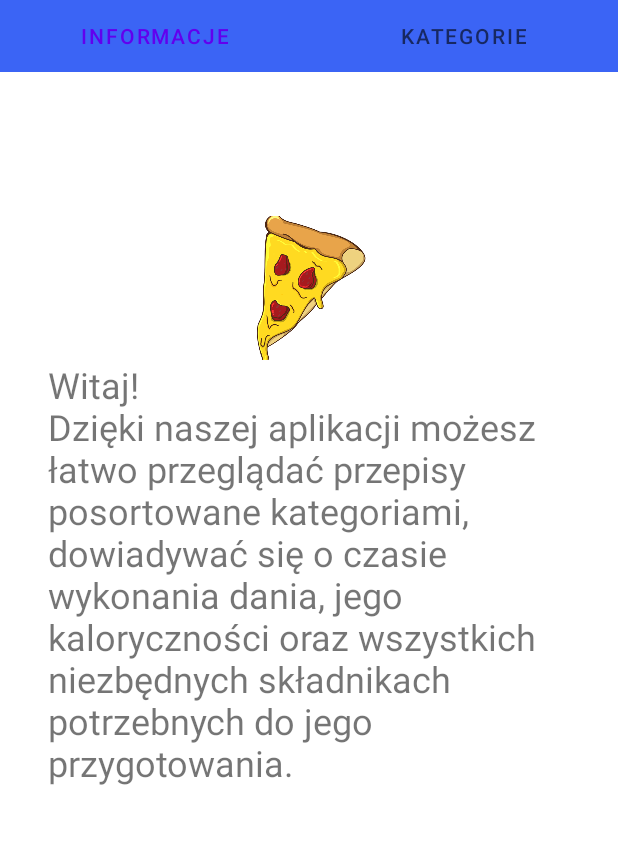
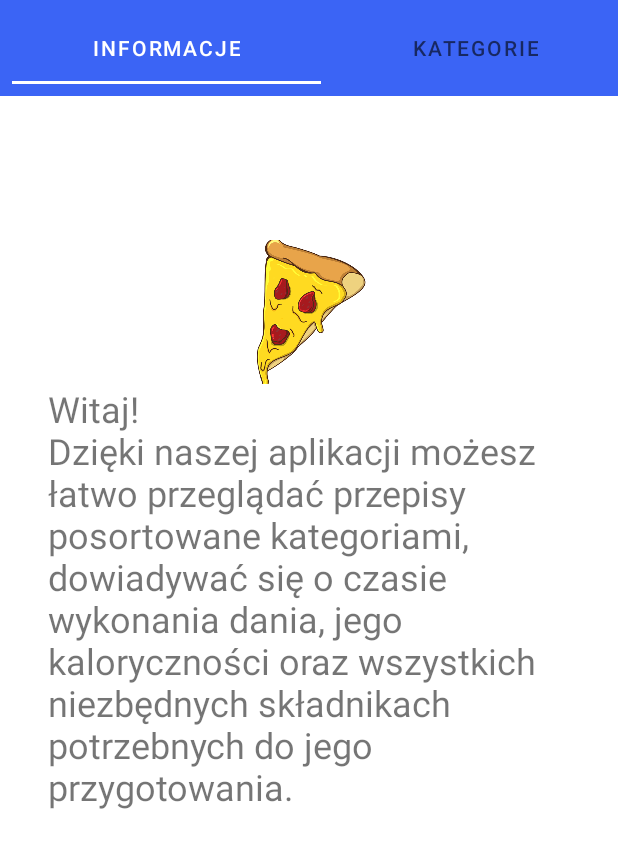
Before and after one commit to zcienka/cookbook-app, an Android app: the screen it shows after launch (ItemDetailHostActivity), on a phone screen of 412 x 824 dp. Shown: the top 848 px of the screen. Run offline under Robolectric (Android 15) with nearby library versions, the phone set to English and light mode, and no system bars; our stand-ins replace navigation-ui.

Commit message:
Update toolbars

```diff
--- a/mobile/app/src/main/java/com/example/cookbook/CategoryRecyclerViewAdapter.kt
+++ b/mobile/app/src/main/java/com/example/cookbook/CategoryRecyclerViewAdapter.kt
@@ -31,7 +31,6 @@ class CategoryRecyclerViewAdapter(
     @SuppressLint("SetTextI18n")
     override fun onBindViewHolder(holder: ViewHolder, position: Int) {
         val item = values[position]
-
 
         holder.idView.text = item.name
 
--- a/mobile/app/src/main/res/layout/app_information_fragment.xml
+++ b/mobile/app/src/main/res/layout/app_information_fragment.xml
@@ -1,9 +1,12 @@
 <?xml version="1.0" encoding="utf-8"?>
-<RelativeLayout xmlns:android="http://schemas.android.com/apk/res/android"
+<ScrollView xmlns:android="http://schemas.android.com/apk/res/android"
+    android:layout_width="match_parent"
+    android:layout_height="match_parent">
+
+    <RelativeLayout
         android:layout_width="match_parent"
         android:layout_height="wrap_content"
-    android:padding="32dp"
-    android:layout_centerVertical="true">
+        android:padding="32dp">
 
         <ImageView
             android:id="@+id/item_image"
@@ -22,4 +25,6 @@
             android:layout_below="@id/item_image"
             android:text="@string/hello_message"
             android:textSize="24sp" />
+
     </RelativeLayout>
+</ScrollView>
--- a/mobile/app/src/main/res/layout/fragment_timer.xml
+++ b/mobile/app/src/main/res/layout/fragment_timer.xml
@@ -19,7 +19,7 @@
             android:text="@string/start"
             android:backgroundTint="?attr/colorAccent"
             android:background="@drawable/round_outline_button_timer"
-            android:textColor="?attr/colorOnPrimary"/>
+            android:textColor="?attr/colorOnPrimaryContainer"/>
 
         <TextView
             android:id="@+id/timer_value"
--- a/mobile/app/src/main/res/layout/main_fragment.xml
+++ b/mobile/app/src/main/res/layout/main_fragment.xml
@@ -2,7 +2,8 @@
 <RelativeLayout xmlns:android="http://schemas.android.com/apk/res/android"
     xmlns:app="http://schemas.android.com/apk/res-auto"
     xmlns:tools="http://schemas.android.com/tools"
-    android:layout_width="match_parent"    android:layout_height="match_parent"
+    android:layout_width="match_parent"
+    android:layout_height="match_parent"
     tools:context=".MainFragment">
 
     <com.google.android.material.tabs.TabLayout
@@ -10,10 +11,12 @@
         android:layout_width="match_parent"
         android:layout_height="wrap_content"
         android:background="?attr/colorAccent"
+        android:padding="8dp"
         android:textColor="@color/black"
         android:textSize="16sp"
         app:tabGravity="fill"
-        app:tabIndicatorColor="?attr/colorAccent"
+        app:tabIndicatorColor="@color/white"
+        app:tabSelectedTextColor="@color/white"
         app:tabMode="fixed" />
 
     <androidx.viewpager2.widget.ViewPager2
--- a/mobile/app/src/main/res/layout/toolbar_arrow.xml
+++ b/mobile/app/src/main/res/layout/toolbar_arrow.xml
@@ -2,6 +2,7 @@
 <androidx.constraintlayout.widget.ConstraintLayout xmlns:android="http://schemas.android.com/apk/res/android"
     xmlns:app="http://schemas.android.com/apk/res-auto"
     android:layout_width="match_parent"
+    android:padding="8dp"
     android:layout_height="wrap_content">
 
     <androidx.appcompat.widget.Toolbar
--- a/mobile/app/src/main/res/values-night/themes.xml
+++ b/mobile/app/src/main/res/values-night/themes.xml
@@ -13,4 +13,7 @@
         <item name="android:statusBarColor">?attr/colorPrimaryVariant</item>
         <!-- Customize your theme here. -->
     </style>
+    <style name="PopupMenuStyle" parent="Widget.AppCompat.PopupMenu.Overflow">
+        <item name="android:popupBackground">?attr/colorPrimaryVariant</item>
+    </style>
 </resources>
--- a/mobile/app/src/main/res/values/colors.xml
+++ b/mobile/app/src/main/res/values/colors.xml
@@ -7,6 +7,7 @@
     <color name="teal_700">#FF018786</color>
 
     <color name="blue">#3B64F5</color>
+    <color name="lighter_blue">#A3B4F0</color>
     <color name="black">#FF000000</color>
     <color name="white">#FFFFFFFF</color>
     <color name="gray">#DFE2E8</color>
--- a/mobile/app/src/main/res/values/strings.xml
+++ b/mobile/app/src/main/res/values/strings.xml
@@ -13,4 +13,5 @@
     <string name="go_back">Go back</string>
     <string name="kategorie">Kategorie</string>
     <string name="hello_message">Witaj!\nDzięki naszej aplikacji możesz łatwo przeglądać przepisy posortowane kategoriami, dowiadywać się o czasie wykonania dania, jego kaloryczności oraz wszystkich niezbędnych składnikach potrzebnych do jego przygotowania.</string>
+    <string name="Przepis" />
 </resources>
--- a/mobile/app/src/main/res/values/themes.xml
+++ b/mobile/app/src/main/res/values/themes.xml
@@ -2,6 +2,8 @@
     <style name="Theme.Cookbook" parent="Theme.MaterialComponents.DayNight.NoActionBar">
         <!-- Primary brand color. -->
         <item name="colorAccent">@color/blue</item>
+
+        <item name="colorControlActivated">@color/lighter_blue</item>
 
         <item name="colorOnPrimaryContainer">@color/white</item>
 
@@ -9,6 +11,8 @@
 
         <!-- Status bar color. -->
         <item name="android:statusBarColor">@color/black</item>
+
+        <item name="popupMenuStyle">?attr/colorAccent</item>
         <!-- Customize your theme here. -->
     </style>
 </resources>
```
Also changed, not shown: mobile/app/src/main/java/com/example/cookbook/ItemDetailFragment.kt (+4 -5 lines), mobile/app/src/main/res/drawable/arrow_back24px.xml (deleted, +0 -10 lines), mobile/app/src/main/res/layout-land/recipe_detail.xml (+8 -12 lines), mobile/app/src/main/res/layout-sw600dp/recipe_detail.xml (+7 -13 lines), mobile/app/src/main/res/layout/recipe_detail.xml (+14 -12 lines), mobile/app/src/main/res/layout/recipe_list.xml (+5 -6 lines), mobile/app/src/main/res/layout/toolbar.xml (indentation only), 2 other files. Lines whose indentation alone changed are shown as unchanged.
